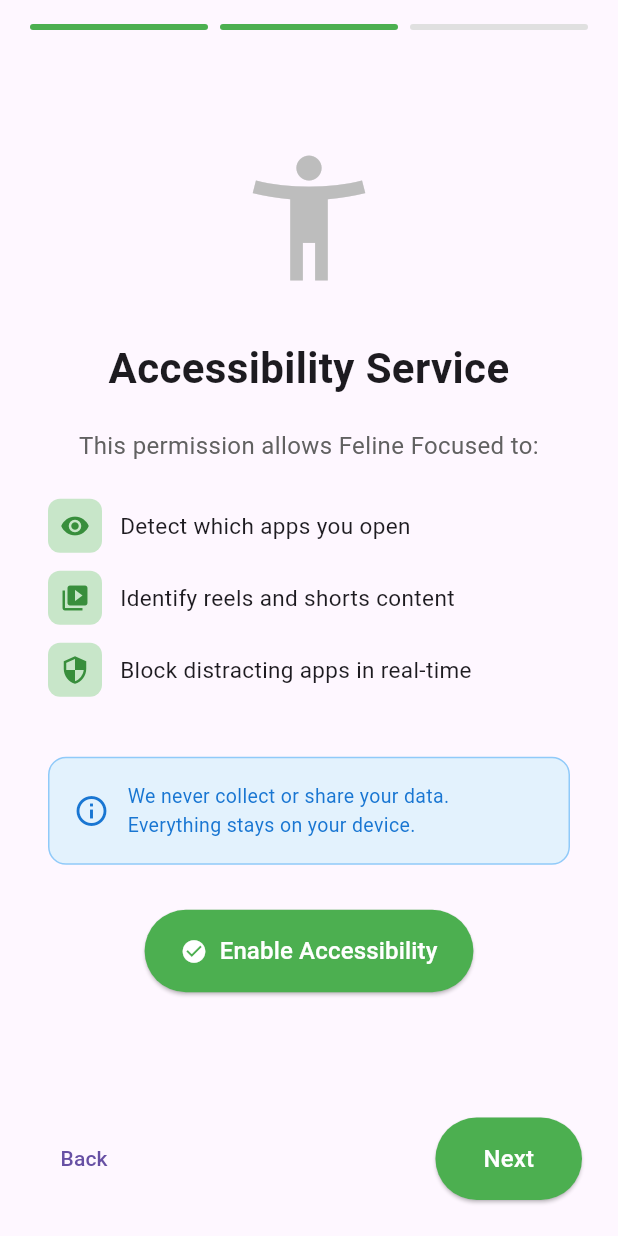
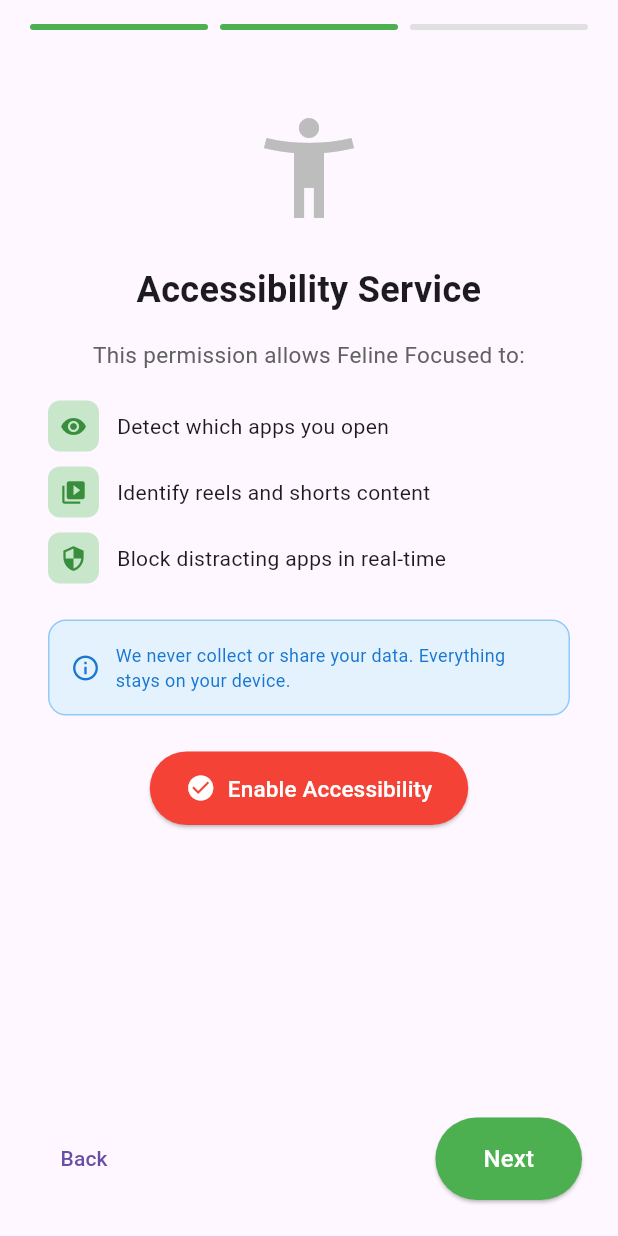
Before and after one commit to NekoNoTabiTabi/FelineFocus, a Flutter app: the screen it shows after launch, swiped to page 2, on a phone screen of 412 x 824 dp. Run offline on Flutter 3.47's test engine with Material 3 defaults, Android fonts, the light colour scheme and no system bars; our stand-ins replace cloud_firestore, firebase_auth, firebase_core, google_sign_in, shared_preferences; missing offline and left inert: flutter_accessibility_service, flutter_overlay_window, installed_apps; accounts and stored records are empty.

Commit message:
fix: onboarding screen overflow, style: changed buttons asking for permisions to red for easy readability-m

```diff
--- a/lib/screens/login_screen.dart
+++ b/lib/screens/login_screen.dart
@@ -271,79 +271,7 @@
                           ),
                   ),
 
-                  const SizedBox(height: 24),
 
-                  // Divider
-                  Row(
-                    children: [
-                      Expanded(child: Divider(color: Colors.grey.shade400)),
-                      Padding(
-                        padding: const EdgeInsets.symmetric(horizontal: 16),
-                        child: Text(
-                          'OR',
-                          style: TextStyle(
-                            color: Colors.grey.shade600,
-                            fontWeight: FontWeight.w500,
-                          ),
-                        ),
-                      ),
-                      Expanded(child: Divider(color: Colors.grey.shade400)),
-                    ],
-                  ),
-
-                  const SizedBox(height: 24),
-
-                  // Google Sign In Button
-                  OutlinedButton.icon(
-                    onPressed: authProvider.isLoading ? null : _handleGoogleSignIn,
-                    icon: Image.asset(
-                      'assets/google_logo.png',
-                      height: 24,
-                      width: 24,
-                      errorBuilder: (context, error, stackTrace) {
-                        return const Icon(Icons.login, color: Colors.red);
-                      },
-                    ),
-                    label: const Text(
-                      'Continue with Google',
-                      style: TextStyle(
-                        fontSize: 16,
-                        fontWeight: FontWeight.w500,
-                      ),
-                    ),
-                    style: OutlinedButton.styleFrom(
-                      foregroundColor: Colors.grey.shade800,
-                      padding: const EdgeInsets.symmetric(vertical: 16),
-                      side: BorderSide(color: Colors.grey.shade300),
-                      shape: RoundedRectangleBorder(
-                        borderRadius: BorderRadius.circular(12),
-                      ),
-                    ),
-                  ),
-
-                  const SizedBox(height: 32),
-
-                  // Sign Up Link
-                  Row(
-                    mainAxisAlignment: MainAxisAlignment.center,
-                    children: [
-                      Text(
-                        "Don't have an account? ",
-                        style: TextStyle(
-                          color: Colors.grey.shade600,
-                        ),
-                      ),
-                      TextButton(
-                        onPressed: _navigateToSignUp,
-                        child: const Text(
-                          'Sign Up',
-                          style: TextStyle(
-                            fontWeight: FontWeight.bold,
-                          ),
-                        ),
-                      ),
-                    ],
-                  ),
                 ],
               ),
             ),
--- a/lib/screens/onboarding_screen.dart
+++ b/lib/screens/onboarding_screen.dart
@@ -171,7 +171,7 @@
               ),
             ),
 
-            // Page content
+            // Page content with SingleChildScrollView
             Expanded(
               child: PageView(
                 controller: _pageController,
@@ -200,7 +200,7 @@
                     ),
                   const Spacer(),
                   ElevatedButton(
-                    onPressed: _currentPage == 2 && _accessibilityEnabled && _overlayEnabled
+                    onPressed: _currentPage == 2
                         ? _completeOnboarding
                         : _nextPage,
                     style: ElevatedButton.styleFrom(
@@ -231,15 +231,16 @@
   }
 
   Widget _buildWelcomePage() {
-    return Padding(
-      padding: const EdgeInsets.all(32.0),
+    return SingleChildScrollView(
+      padding: const EdgeInsets.symmetric(horizontal: 32.0, vertical: 16.0),
       child: Column(
         mainAxisAlignment: MainAxisAlignment.center,
         children: [
+          const SizedBox(height: 20),
           // App icon/illustration
           Container(
-            width: 120,
-            height: 120,
+            width: 100,
+            height: 100,
             decoration: BoxDecoration(
               gradient: LinearGradient(
                 colors: [Colors.green.shade400, Colors.green.shade600],
@@ -255,40 +256,38 @@
                 ),
               ],
             ),
-            child: const  // App Logo/Icon
-                 Image(
-                    image: AssetImage('assets/feline-focused-logo.png'),
-                    width: 100,
-                    height: 100,
-
-                  ),
+            child: const Image(
+              image: AssetImage('assets/feline-focused-logo.png'),
+              width: 80,
+              height: 80,
+            ),
           ),
 
-          const SizedBox(height: 40),
+          const SizedBox(height: 32),
 
           const Text(
             'Welcome to\nFeline Focused',
             style: TextStyle(
-              fontSize: 32,
+              fontSize: 28,
               fontWeight: FontWeight.bold,
               height: 1.2,
             ),
             textAlign: TextAlign.center,
           ),
 
-          const SizedBox(height: 20),
+          const SizedBox(height: 16),
 
           Text(
             'Stay focused by blocking distracting apps and content',
             style: TextStyle(
-              fontSize: 16,
+              fontSize: 15,
               color: Colors.grey.shade600,
               height: 1.5,
             ),
             textAlign: TextAlign.center,
           ),
 
-          const SizedBox(height: 40),
+          const SizedBox(height: 32),
 
           _buildFeatureItem(
             icon: Icons.block,
@@ -296,7 +295,7 @@
             description: 'Temporarily block apps and reels during focus time',
           ),
 
-          const SizedBox(height: 16),
+          const SizedBox(height: 12),
 
           _buildFeatureItem(
             icon: Icons.timer,
@@ -304,77 +303,80 @@
             description: 'Monitor your focus sessions and build streaks',
           ),
 
-          const SizedBox(height: 16),
+          const SizedBox(height: 12),
 
           _buildFeatureItem(
             icon: Icons.trending_up,
             title: 'Stay Motivated',
             description: 'See your daily stats and improvements',
           ),
+
+          const SizedBox(height: 20),
         ],
       ),
     );
   }
 
   Widget _buildAccessibilityPage() {
-    return Padding(
-      padding: const EdgeInsets.all(32.0),
+    return SingleChildScrollView(
+      padding: const EdgeInsets.symmetric(horizontal: 32.0, vertical: 16.0),
       child: Column(
         mainAxisAlignment: MainAxisAlignment.center,
         children: [
+          const SizedBox(height: 20),
           Icon(
             Icons.accessibility_new,
-            size: 100,
+            size: 80,
             color: _accessibilityEnabled ? Colors.green : Colors.grey.shade400,
           ),
 
-          const SizedBox(height: 30),
+          const SizedBox(height: 24),
 
           const Text(
             'Accessibility Service',
             style: TextStyle(
-              fontSize: 28,
+              fontSize: 24,
               fontWeight: FontWeight.bold,
+            ),
+            textAlign: TextAlign.center,
+          ),
+
+          const SizedBox(height: 16),
+
+          Text(
+            'This permission allows Feline Focused to:',
+            style: TextStyle(
+              fontSize: 15,
+              color: Colors.grey.shade700,
             ),
             textAlign: TextAlign.center,
           ),
 
           const SizedBox(height: 20),
 
-          Text(
-            'This permission allows Feline Focused to:',
-            style: TextStyle(
-              fontSize: 16,
-              color: Colors.grey.shade700,
-            ),
-            textAlign: TextAlign.center,
-          ),
-
-          const SizedBox(height: 24),
-
           _buildPermissionExplanation(
             icon: Icons.visibility,
             text: 'Detect which apps you open',
           ),
 
-          const SizedBox(height: 12),
+          const SizedBox(height: 10),
 
           _buildPermissionExplanation(
             icon: Icons.video_library,
             text: 'Identify reels and shorts content',
           ),
 
-          const SizedBox(height: 12),
+          const SizedBox(height: 10),
 
           _buildPermissionExplanation(
             icon: Icons.security,
             text: 'Block distracting apps in real-time',
           ),
 
-          const SizedBox(height: 40),
+          const SizedBox(height: 24),
 
           Container(
-            padding: const EdgeInsets.all(16),
+            padding: const EdgeInsets.all(14),
             decoration: BoxDecoration(
               color: Colors.blue.shade50,
               borderRadius: BorderRadius.circular(12),
@@ -382,13 +384,13 @@
             ),
             child: Row(
               children: [
-                Icon(Icons.info_outline, color: Colors.blue.shade700),
-                const SizedBox(width: 12),
+                Icon(Icons.info_outline, color: Colors.blue.shade700, size: 20),
+                const SizedBox(width: 10),
                 Expanded(
                   child: Text(
                     'We never collect or share your data. Everything stays on your device.',
                     style: TextStyle(
-                      fontSize: 13,
+                      fontSize: 12,
                       color: Colors.blue.shade700,
                     ),
                   ),
@@ -397,7 +399,7 @@
             ),
           ),
 
-          const SizedBox(height: 30),
+          const SizedBox(height: 24),
 
           if (_isCheckingPermissions)
             const CircularProgressIndicator()
@@ -405,24 +407,24 @@
             ElevatedButton.icon(
               onPressed: _requestAccessibilityPermission,
               style: ElevatedButton.styleFrom(
-                backgroundColor: Colors.green,
+                backgroundColor: Colors.red,
                 padding: const EdgeInsets.symmetric(
                   horizontal: 24,
-                  vertical: 16,
+                  vertical: 14,
                 ),
                 shape: RoundedRectangleBorder(
                   borderRadius: BorderRadius.circular(30),
                 ),
               ),
-              icon: const Icon(Icons.check_circle, color: Colors.white),
+              icon: const Icon(Icons.check_circle, color: Colors.white, size: 20),
               label: const Text(
                 'Enable Accessibility',
-                style: TextStyle(fontSize: 16, color: Colors.white),
+                style: TextStyle(fontSize: 15, color: Colors.white),
               ),
             )
           else
             Container(
-              padding: const EdgeInsets.symmetric(horizontal: 20, vertical: 12),
+              padding: const EdgeInsets.symmetric(horizontal: 18, vertical: 10),
               decoration: BoxDecoration(
                 color: Colors.green.shade100,
                 borderRadius: BorderRadius.circular(30),
@@ -430,12 +432,12 @@
               child: Row(
                 mainAxisSize: MainAxisSize.min,
                 children: [
-                  Icon(Icons.check_circle, color: Colors.green.shade700),
+                  Icon(Icons.check_circle, color: Colors.green.shade700, size: 20),
                   const SizedBox(width: 8),
                   Text(
                     'Enabled ✓',
                     style: TextStyle(
-                      fontSize: 16,
+                      fontSize: 15,
                       fontWeight: FontWeight.bold,
                       color: Colors.green.shade700,
                     ),
@@ -443,70 +445,72 @@
                 ],
               ),
             ),
+          const SizedBox(height: 20),
         ],
       ),
     );
   }
 
   Widget _buildOverlayPage() {
-    return Padding(
-      padding: const EdgeInsets.all(32.0),
+    return SingleChildScrollView(
+      padding: const EdgeInsets.symmetric(horizontal: 32.0, vertical: 16.0),
       child: Column(
         mainAxisAlignment: MainAxisAlignment.center,
         children: [
+          const SizedBox(height: 20),
           Icon(
             Icons.layers,
-            size: 100,
+            size: 80,
             color: _overlayEnabled ? Colors.green : Colors.grey.shade400,
           ),
 
-          const SizedBox(height: 30),
+          const SizedBox(height: 24),
 
           const Text(
             'Display Over Other Apps',
             style: TextStyle(
-              fontSize: 28,
+              fontSize: 24,
               fontWeight: FontWeight.bold,
+            ),
+            textAlign: TextAlign.center,
+          ),
+
+          const SizedBox(height: 16),
+
+          Text(
+            'This permission allows Feline Focused to:',
+            style: TextStyle(
+              fontSize: 15,
+              color: Colors.grey.shade700,
             ),
             textAlign: TextAlign.center,
           ),
 
           const SizedBox(height: 20),
 
-          Text(
-            'This permission allows Feline Focused to:',
-            style: TextStyle(
-              fontSize: 16,
-              color: Colors.grey.shade700,
-            ),
-            textAlign: TextAlign.center,
-          ),
-
-          const SizedBox(height: 24),
-
           _buildPermissionExplanation(
             icon: Icons.block,
             text: 'Show blocking screen over restricted apps',
           ),
 
-          const SizedBox(height: 12),
+          const SizedBox(height: 10),
 
           _buildPermissionExplanation(
             icon: Icons.celebration,
             text: 'Display completion message when you finish',
           ),
 
-          const SizedBox(height: 12),
+          const SizedBox(height: 10),
 
           _buildPermissionExplanation(
             icon: Icons.notifications_active,
             text: 'Keep you focused during sessions',
           ),
 
-          const SizedBox(height: 40),
+          const SizedBox(height: 24),
 
           Container(
-            padding: const EdgeInsets.all(16),
+            padding: const EdgeInsets.all(14),
             decoration: BoxDecoration(
               color: Colors.green.shade50,
               borderRadius: BorderRadius.circular(12),
@@ -514,13 +518,13 @@
             ),
             child: Row(
               children: [
-                Icon(Icons.lock_outline, color: Colors.green.shade700),
-                const SizedBox(width: 12),
+                Icon(Icons.lock_outline, color: Colors.green.shade700, size: 20),
+                const SizedBox(width: 10),
                 Expanded(
                   child: Text(
                     'The overlay only appears during active focus sessions.',
                     style: TextStyle(
-                      fontSize: 13,
+                      fontSize: 12,
                       color: Colors.green.shade700,
                     ),
                   ),
@@ -529,7 +533,7 @@
             ),
           ),
 
-          const SizedBox(height: 30),
+          const SizedBox(height: 24),
 
           if (_isCheckingPermissions)
             const CircularProgressIndicator()
@@ -537,24 +541,24 @@
             ElevatedButton.icon(
               onPressed: _requestOverlayPermission,
               style: ElevatedButton.styleFrom(
-                backgroundColor: Colors.green,
+                backgroundColor: Colors.red,
                 padding: const EdgeInsets.symmetric(
                   horizontal: 24,
-                  vertical: 16,
+                  vertical: 14,
                 ),
                 shape: RoundedRectangleBorder(
                   borderRadius: BorderRadius.circular(30),
                 ),
               ),
-              icon: const Icon(Icons.check_circle, color: Colors.white),
+              icon: const Icon(Icons.check_circle, color: Colors.white, size: 20),
               label: const Text(
                 'Enable Overlay',
-                style: TextStyle(fontSize: 16, color: Colors.white),
+                style: TextStyle(fontSize: 15, color: Colors.white),
               ),
             )
           else
             Container(
-              padding: const EdgeInsets.symmetric(horizontal: 20, vertical: 12),
+              padding: const EdgeInsets.symmetric(horizontal: 18, vertical: 10),
               decoration: BoxDecoration(
                 color: Colors.green.shade100,
                 borderRadius: BorderRadius.circular(30),
@@ -562,12 +566,12 @@
               child: Row(
                 mainAxisSize: MainAxisSize.min,
                 children: [
-                  Icon(Icons.check_circle, color: Colors.green.shade700),
+                  Icon(Icons.check_circle, color: Colors.green.shade700, size: 20),
                   const SizedBox(width: 8),
                   Text(
                     'Enabled ✓',
                     style: TextStyle(
-                      fontSize: 16,
+                      fontSize: 15,
                       fontWeight: FontWeight.bold,
                       color: Colors.green.shade700,
                     ),
@@ -576,11 +580,11 @@
               ),
             ),
 
-          const SizedBox(height: 20),
+          const SizedBox(height: 16),
 
           if (_accessibilityEnabled && _overlayEnabled)
             Container(
-              padding: const EdgeInsets.all(16),
+              padding: const EdgeInsets.all(14),
               decoration: BoxDecoration(
                 color: Colors.green.shade100,
                 borderRadius: BorderRadius.circular(12),
@@ -588,13 +592,13 @@
               ),
               child: Row(
                 children: [
-                  Icon(Icons.check_circle, color: Colors.green.shade700, size: 28),
-                  const SizedBox(width: 12),
+                  Icon(Icons.check_circle, color: Colors.green.shade700, size: 24),
+                  const SizedBox(width: 10),
                   Expanded(
                     child: Text(
                       '🎉 All set! Tap "Get Started" to begin',
                       style: TextStyle(
-                        fontSize: 15,
+                        fontSize: 14,
                         fontWeight: FontWeight.bold,
                         color: Colors.green.shade700,
                       ),
@@ -603,6 +607,7 @@
                 ],
               ),
             ),
+          const SizedBox(height: 20),
         ],
       ),
     );
@@ -614,7 +619,7 @@
     required String description,
   }) {
     return Container(
-      padding: const EdgeInsets.all(16),
+      padding: const EdgeInsets.all(14),
       decoration: BoxDecoration(
         color: Colors.green.shade50,
         borderRadius: BorderRadius.circular(12),
@@ -623,14 +628,14 @@
       child: Row(
         children: [
           Container(
-            padding: const EdgeInsets.all(12),
+            padding: const EdgeInsets.all(10),
             decoration: BoxDecoration(
               color: Colors.green.shade100,
               borderRadius: BorderRadius.circular(10),
             ),
-            child: Icon(icon, color: Colors.green.shade700, size: 28),
+            child: Icon(icon, color: Colors.green.shade700, size: 24),
           ),
-          const SizedBox(width: 16),
+          const SizedBox(width: 14),
           Expanded(
             child: Column(
               crossAxisAlignment: CrossAxisAlignment.start,
@@ -638,15 +643,15 @@
                 Text(
                   title,
                   style: const TextStyle(
-                    fontSize: 16,
+                    fontSize: 15,
                     fontWeight: FontWeight.bold,
                   ),
                 ),
-                const SizedBox(height: 4),
+                const SizedBox(height: 3),
                 Text(
                   description,
                   style: TextStyle(
-                    fontSize: 13,
+                    fontSize: 12,
                     color: Colors.grey.shade600,
                   ),
                 ),
@@ -670,14 +675,14 @@
             color: Colors.green.shade100,
             borderRadius: BorderRadius.circular(8),
           ),
-          child: Icon(icon, color: Colors.green.shade700, size: 20),
+          child: Icon(icon, color: Colors.green.shade700, size: 18),
         ),
         const SizedBox(width: 12),
         Expanded(
           child: Text(
             text,
-            style: const TextStyle(fontSize: 15),
-          ),
+            style: const TextStyle(fontSize: 14),
+            ),
         ),
       ],
     );
```
